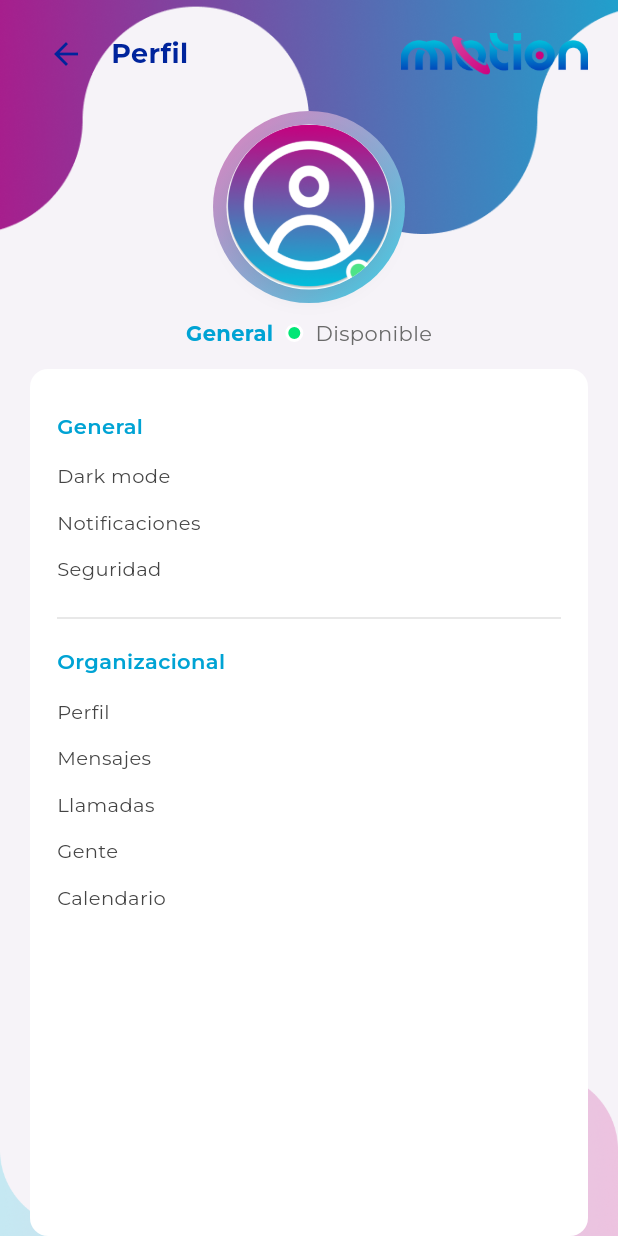
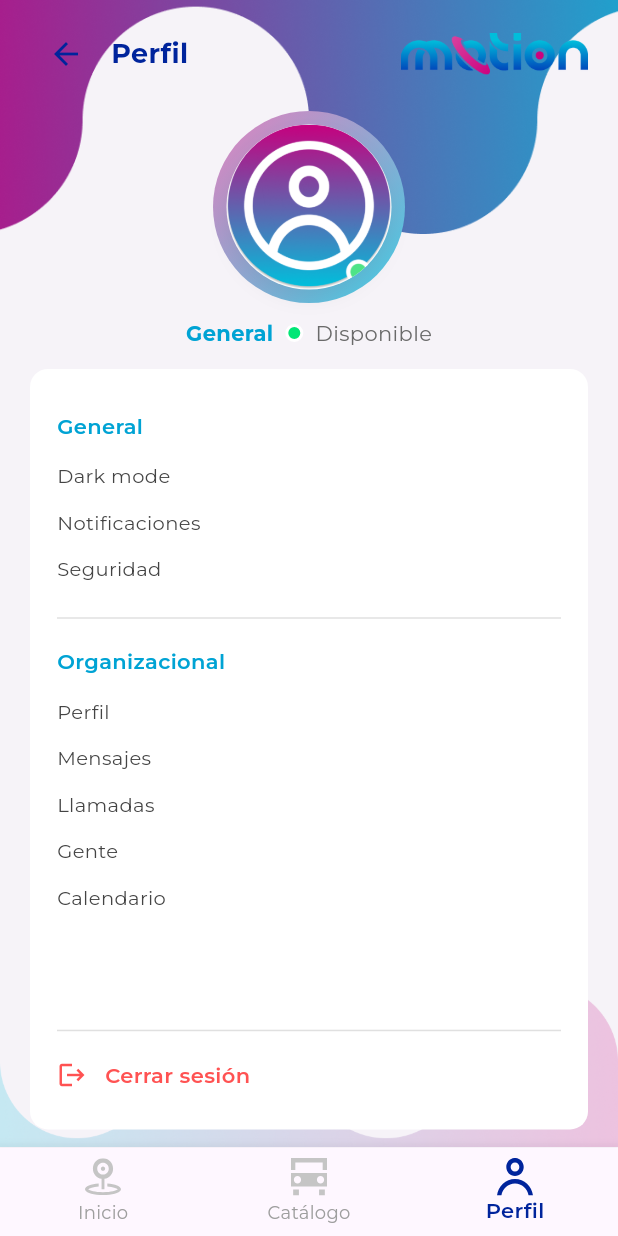
Before and after one commit to Skarner1/mi-prueba, a Flutter app: the ProfilePage screen opened by its route, on a phone screen of 412 x 824 dp. Run offline on Flutter 3.47's test engine with Material 3 defaults, Android fonts, the phone set to English and light mode, and no system bars; our stand-ins replace dio, flutter_svg, fluttertoast, google_fonts; network calls fail.

Commit message:
Cambios esteticos y cierre de sesion

```diff
--- /dev/null
+++ b/devtools_options.yaml
@@ -0,0 +1,3 @@
+description: This file stores settings for Dart & Flutter DevTools.
+documentation: https://docs.flutter.dev/tools/devtools/extensions#configure-extension-enablement-states
+extensions:
--- a/lib/features/profile/presentation/profile_page.dart
+++ b/lib/features/profile/presentation/profile_page.dart
@@ -1,6 +1,9 @@
 import 'package:flutter/material.dart';
 import 'package:google_fonts/google_fonts.dart';
 import 'package:flutter_svg/flutter_svg.dart';
+
+import '../../hiring_tests/presentation/hiring_page.dart';
+import '../../catalog/presentation/catalog_page.dart';
 
 class ProfilePage extends StatelessWidget {
   static const routeName = '/profile';
@@ -28,32 +31,30 @@ class ProfilePage extends StatelessWidget {
       backgroundColor: const Color(0xFFF6F3F8),
       body: Stack(
         children: [
-          // top decorative
           Positioned(
             top: -24,
             left: -8,
             right: -8,
             child: Image.asset('assets/images/vector_superior.png', fit: BoxFit.cover, height: 180),
           ),
-
-          // bottom wave
           Positioned(
             bottom: -12,
             left: 0,
             right: 0,
             child: Image.asset('assets/images/vector_inferior.png', fit: BoxFit.cover, height: 120),
           ),
-
           SafeArea(
             child: Column(
               children: [
                 const SizedBox(height: 12),
-                // top row (back + title)
                 Padding(
                   padding: const EdgeInsets.symmetric(horizontal: 20),
                   child: Row(
                     children: [
-                      IconButton(onPressed: () => Navigator.of(context).pop(), icon: const Icon(Icons.arrow_back, color: Color(0xFF00249C))),
+                      IconButton(
+                        onPressed: () => Navigator.of(context).pushReplacementNamed(HiringPage.routeName),
+                        icon: const Icon(Icons.arrow_back, color: Color(0xFF00249C)),
+                      ),
                       const SizedBox(width: 6),
                       Text('Perfil', style: GoogleFonts.montserrat(fontSize: 18, fontWeight: FontWeight.w700, color: const Color(0xFF00249C))),
                       const Spacer(),
@@ -61,16 +62,13 @@ class ProfilePage extends StatelessWidget {
                     ],
                   ),
                 ),
-
                 const SizedBox(height: 14),
-
-                // avatar central with gradient ring
                 Center(
                   child: Container(
                     width: avatarSize + 18,
                     height: avatarSize + 18,
-                    decoration: BoxDecoration(
-                      gradient: const LinearGradient(colors: [Color(0xFFE280BE), Color(0xFF40CEE4)], begin: Alignment.topLeft, end: Alignment.bottomRight),
+                    decoration: const BoxDecoration(
+                      gradient: LinearGradient(colors: [Color(0xFFE280BE), Color(0xFF40CEE4)], begin: Alignment.topLeft, end: Alignment.bottomRight),
                       shape: BoxShape.circle,
                     ),
                     child: Center(
@@ -89,10 +87,7 @@ class ProfilePage extends StatelessWidget {
                     ),
                   ),
                 ),
-
                 const SizedBox(height: 10),
-
-                // Disponibilidad indicator
                 Row(
                   mainAxisAlignment: MainAxisAlignment.center,
                   children: [
@@ -107,10 +102,7 @@ class ProfilePage extends StatelessWidget {
                     Text('Disponible', style: GoogleFonts.montserrat(color: const Color(0xFF6A6A6A))),
                   ],
                 ),
-
                 const SizedBox(height: 14),
-
-                // card with sections
                 Expanded(
                   child: Padding(
                     padding: const EdgeInsets.symmetric(horizontal: 20),
@@ -126,25 +118,65 @@ class ProfilePage extends StatelessWidget {
                           _sectionItem('Notificaciones'),
                           _sectionItem('Seguridad'),
                           const SizedBox(height: 8),
-                          Divider(color: const Color(0xFFE0E0E0), height: 18),
+                          const Divider(color: Color(0xFFE0E0E0), height: 18),
                           _sectionTitle('Organizacional'),
                           _sectionItem('Perfil'),
                           _sectionItem('Mensajes'),
                           _sectionItem('Llamadas'),
                           _sectionItem('Gente'),
                           _sectionItem('Calendario'),
-                          // espacio para empujar el contenido arriba y mostrar onda inferior
                           const Spacer(),
+                          const Divider(color: Color(0xFFE0E0E0), height: 24),
+                          InkWell(
+                            onTap: () {
+                              Navigator.of(context).pushNamedAndRemoveUntil('/', (route) => false);
+                            },
+                            child: Padding(
+                              padding: const EdgeInsets.symmetric(vertical: 8.0),
+                              child: Row(
+                                children: [
+                                  const Icon(Icons.logout, color: Colors.redAccent, size: 20),
+                                  const SizedBox(width: 12),
+                                  Text(
+                                    'Cerrar sesión',
+                                    style: GoogleFonts.montserrat(
+                                      fontSize: 14,
+                                      color: Colors.redAccent,
+                                      fontWeight: FontWeight.w600,
+                                    ),
+                                  ),
+                                ],
+                              ),
+                            ),
+                          ),
                         ],
                       ),
                     ),
                   ),
                 ),
+                const SizedBox(height: 12),
               ],
             ),
           ),
         ],
       ),
+      bottomNavigationBar: BottomNavigationBar(
+        currentIndex: 2,
+        onTap: (index) {
+          if (index == 0) Navigator.of(context).pushReplacementNamed(HiringPage.routeName);
+          if (index == 1) Navigator.of(context).pushReplacementNamed(CatalogPage.routeName);
+        },
+        items: [
+          BottomNavigationBarItem(icon: SvgPicture.asset('assets/icons/Vector_locacion.svg', width: 24), label: 'Inicio'),
+          BottomNavigationBarItem(icon: SvgPicture.asset('assets/icons/Vector_carro.svg', width: 24), label: 'Catálogo'),
+          BottomNavigationBarItem(icon: SvgPicture.asset('assets/icons/Vector_usuario.svg', width: 24, color: const Color(0xFF00249C)), label: 'Perfil'),
+        ],
+        selectedItemColor: const Color(0xFF00249C),
+        unselectedItemColor: Colors.grey,
+        showUnselectedLabels: true,
+        selectedLabelStyle: GoogleFonts.montserrat(fontWeight: FontWeight.w600),
+        unselectedLabelStyle: GoogleFonts.montserrat(),
+      ),
     );
   }
-}// TODO Implement this library.
+}
```
Also changed, not shown: lib/features/catalog/presentation/catalog_page.dart (+22 -13 lines), lib/features/hiring_tests/presentation/hiring_page.dart (+42 -93 lines), lib/main.dart (+13 -4 lines).
